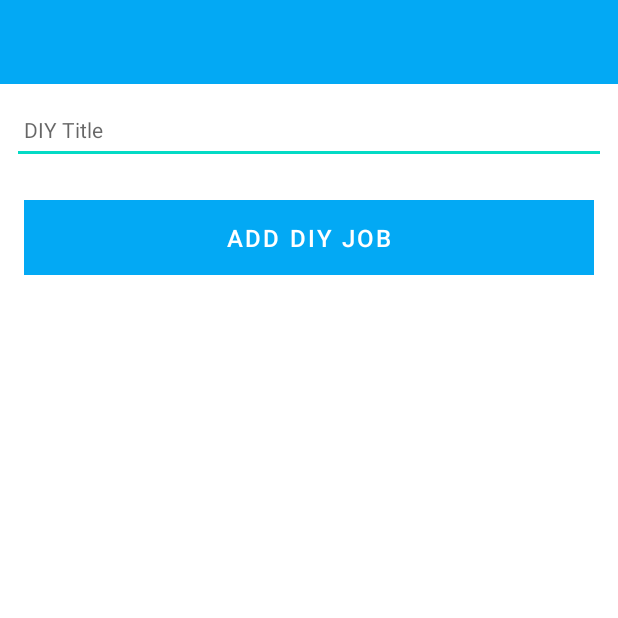
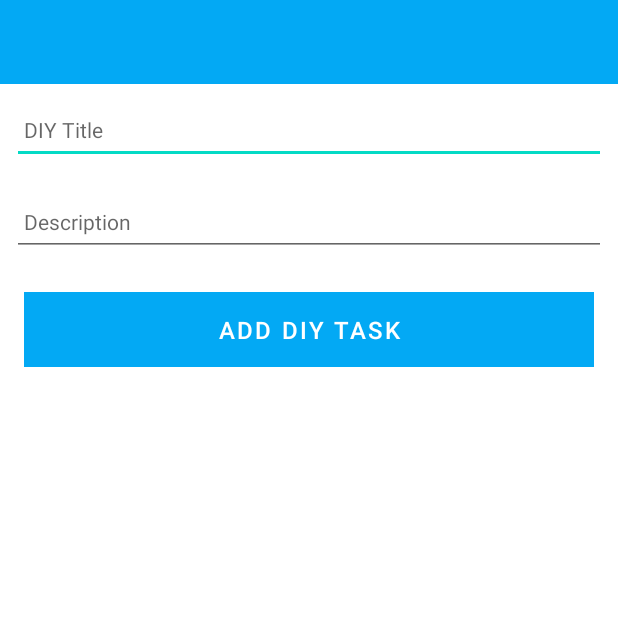
Before and after one commit to Irhutchi/Android-DIY-App, an Android app: the screen it shows after launch (DIYActivity), on a phone screen of 412 x 824 dp, the top half of it. Run offline under Robolectric (Android 15) with nearby library versions, the phone set to English and light mode, and no system bars; our stand-ins replace Timber; 1 statement that could not run was skipped.

Commit message:
Add task array and description field

```diff
--- a/app/build.gradle
+++ b/app/build.gradle
@@ -39,7 +39,7 @@ dependencies {
 
     implementation 'androidx.core:core-ktx:1.6.0'
     implementation 'androidx.appcompat:appcompat:1.3.1'
-    implementation 'com.google.android.material:material:1.4.0'
+    implementation 'com.google.android.material:material:1.3.0'
     implementation 'androidx.constraintlayout:constraintlayout:2.1.0'
     implementation 'com.github.ajalt:timberkt:1.5.1'
     testImplementation 'junit:junit:4.+'
--- a/app/src/main/java/ie/wit/doityourself/models/DIYModel.kt
+++ b/app/src/main/java/ie/wit/doityourself/models/DIYModel.kt
@@ -1,3 +1,4 @@
 package ie.wit.doityourself.models
 
-data class DIYModel(var title: String = "")
+data class DIYModel(var title: String = "",
+                    var description: String = "")
--- a/app/src/main/res/layout/activity_diy.xml
+++ b/app/src/main/res/layout/activity_diy.xml
@@ -5,7 +5,7 @@
     xmlns:tools="http://schemas.android.com/tools"
     android:layout_width="match_parent"
     android:layout_height="match_parent"
-    tools:context=".activities.DIYActivity">
+    tools:context="ie.wit.doityourself.activities.DIYActivity">
 
     <RelativeLayout
         android:layout_width="match_parent"
@@ -41,12 +41,26 @@
                 android:orientation="vertical">
 
                 <EditText
-                    android:id="@+id/diyTitle"
+                    android:id="@+id/taskTitle"
                     android:layout_width="match_parent"
                     android:layout_height="45dp"
                     android:layout_margin="8dp"
                     android:autofillHints=""
-                    android:hint="@string/hint_diyTitle"
+                    android:hint="@string/hint_taskTitle"
+                    android:inputType="text"
+                    android:maxLength="25"
+                    android:maxLines="1"
+                    android:padding="8dp"
+                    android:textColor="@color/colorPrimaryDark"
+                    android:textSize="14sp" />
+
+                <EditText
+                    android:id="@+id/description"
+                    android:layout_width="match_parent"
+                    android:layout_height="45dp"
+                    android:layout_margin="8dp"
+                    android:autofillHints=""
+                    android:hint="@string/hint_taskDescription"
                     android:inputType="text"
                     android:maxLength="25"
                     android:maxLines="1"
@@ -63,12 +77,11 @@
                     android:paddingTop="8dp"
                     android:paddingBottom="8dp"
                     android:stateListAnimator="@null"
-                    android:text="@string/button_addDIYActivity"
+                    android:text="@string/button_addTask"
                     android:textColor="@color/colorPrimary"
                     android:textSize="16sp" />
             </LinearLayout>
         </ScrollView>
 
     </RelativeLayout>
-
 </androidx.constraintlayout.widget.ConstraintLayout>
--- a/app/src/main/res/values/strings.xml
+++ b/app/src/main/res/values/strings.xml
@@ -1,5 +1,6 @@
 <resources>
     <string name="app_name">Do It Yourself</string>
-    <string name="button_addDIYActivity">Add DIY Job</string>
-    <string name="hint_diyTitle">DIY Title</string>
+    <string name="button_addTask">Add DIY Task</string>
+    <string name="hint_taskTitle">DIY Title</string>
+    <string name="hint_taskDescription">Description </string>
 </resources>
```
Also changed, not shown: app/src/main/java/ie/wit/doityourself/activities/DIYActivity.kt (+11 -9 lines).
